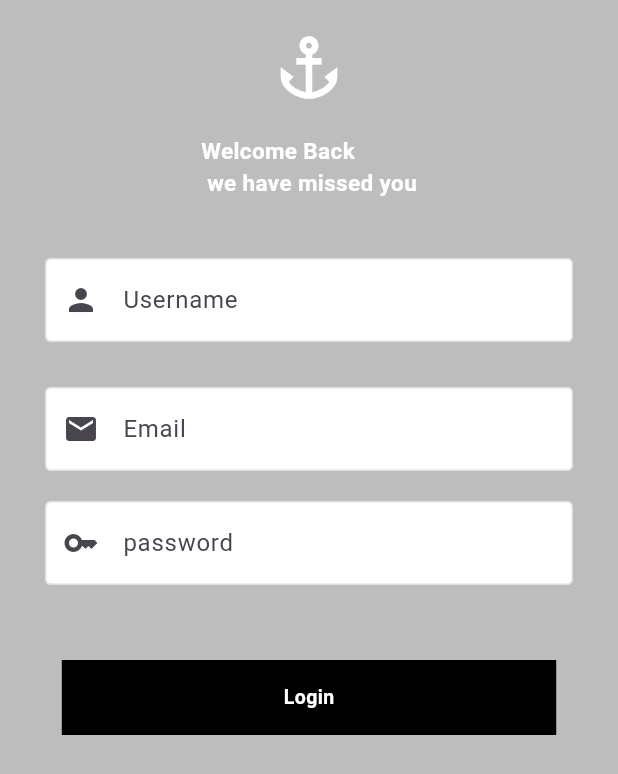
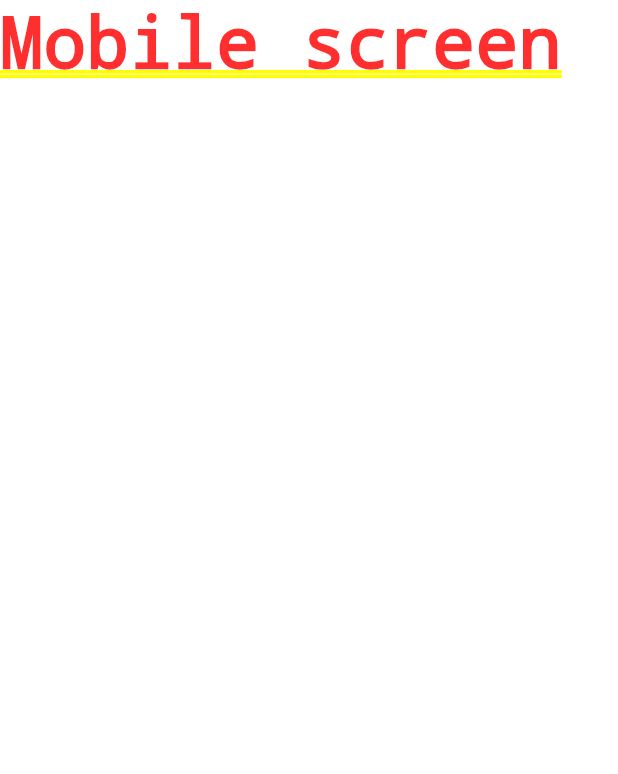
Before and after one commit to jonget-muhabaw/flutter-class, a Flutter app: the screen it shows after launch, on a phone screen of 412 x 824 dp. Shown: the top 774 px of the screen. Run offline on Flutter 3.47's test engine with Material 3 defaults, Android fonts, the phone set to English and light mode, and no system bars; missing offline and left inert: expressions.

Commit message:
feat: responsive design

```diff
--- a/lib/components/screens/calculator_screen.dart
+++ b/lib/components/screens/calculator_screen.dart
@@ -1,5 +1,3 @@
-import 'dart:ffi';
-
 import 'package:flutter/material.dart';
 import 'package:expressions/expressions.dart';
 
@@ -35,7 +33,7 @@ class _CalculatorScreenState extends State<CalculatorScreen> {
 
   String _calculate(String input) {
     var exp = Expression.parse(input);
-    var evaluator = ExpressionEvaluator();
+    var evaluator = const ExpressionEvaluator();
     // var context = {};
     var result = evaluator.eval(exp, {});
     return result;
--- /dev/null
+++ b/lib/components/screens/home.dart
@@ -0,0 +1,17 @@
+import 'package:class_one/responsive/desktop_body.dart';
+import 'package:class_one/responsive/responsive_layout.dart';
+import 'package:flutter/material.dart';
+
+class HomeScreen extends StatelessWidget {
+  const HomeScreen({
+    super.key,
+  });
+
+  @override
+  Widget build(BuildContext context) {
+    return const ResponsiveLayout(
+      desktopBody: DesktopBody(),
+      mobileBody: Text("Mobile screen"),
+    );
+  }
+}
--- a/lib/components/screens/layout.dart
+++ b/lib/components/screens/layout.dart
@@ -1,7 +1,7 @@
 import 'package:flutter/material.dart';
 
 class LayoutView extends StatelessWidget {
-  LayoutView({super.key});
+  const LayoutView({super.key});
 
   @override
   Widget build(BuildContext context) {
--- a/lib/components/screens/login_screen.dart
+++ b/lib/components/screens/login_screen.dart
@@ -1,3 +1,4 @@
+import 'package:class_one/components/screens/my_button.dart';
 import 'package:class_one/components/screens/my_form.dart';
 import 'package:flutter/material.dart';
 
@@ -42,30 +43,24 @@ class _LoginScreenState extends State<LoginScreen> {
               ),
               child: Form(
                 key: _formKey,
-                child: Column(
+                child: const Column(
                   children: [
-                    const SizedBox(
+                    SizedBox(
                       height: 20,
                     ),
                     MyForm(
-                      icon: const Icon(Icons.person),
-                      hintTex: "Username",
+                      hintTex: "Enter name",
+                      icon: Icon(Icons.person),
                       obscureTex: false,
                     ),
-                    const SizedBox(
-                      height: 30,
+                    SizedBox(
+                      height: 10,
                     ),
                     MyForm(
-                        icon: const Icon(Icons.email),
-                        hintTex: "Email",
-                        obscureTex: false),
-                    const SizedBox(
-                      height: 20,
+                      hintTex: "Enter Email",
+                      icon: Icon(Icons.email),
+                      obscureTex: false,
                     ),
-                    MyForm(
-                        icon: const Icon(Icons.key),
-                        hintTex: "password",
-                        obscureTex: true)
                   ],
                 ),
               ),
@@ -76,24 +71,23 @@ class _LoginScreenState extends State<LoginScreen> {
             GestureDetector(
                 onTap: () {
                   if (_formKey.currentState!.validate()) {
-                  Navigator.pushNamed(context, '/home');
+                    Navigator.pushNamed(context, "/home");
                   }
                 },
                 child: Container(
                   color: Colors.black,
-                height: 50,
-                width: MediaQuery.of(context).size.width * 0.8,
+                  height: MediaQuery.of(context).size.height * 0.06,
+                  width: MediaQuery.of(context).size.width * 0.85,
                   child: const Center(
                     child: Text(
                       "Login",
                       style: TextStyle(
                           color: Colors.white,
-                        fontSize: 13,
+                          fontSize: 14,
                           fontWeight: FontWeight.bold),
                     ),
                   ),
-              ),
-            )
+                ))
           ],
         ),
       ),
--- a/lib/components/screens/my_form.dart
+++ b/lib/components/screens/my_form.dart
@@ -4,7 +4,7 @@ class MyForm extends StatelessWidget {
   final String hintTex;
   final bool obscureTex;
   final Widget icon;
-  MyForm({super.key, required this.hintTex, required this.obscureTex, required this.icon});
+  const MyForm({super.key, required this.hintTex, required this.obscureTex, required this.icon});
 
   @override
   Widget build(BuildContext context) {
--- /dev/null
+++ b/lib/components/screens/responsive/responsive_layout.dart
@@ -0,0 +1,19 @@
+import 'package:flutter/material.dart';
+
+class ResponsiveLayout extends StatelessWidget {
+  final Widget desktopBody;
+  final Widget mobileBody;
+  const ResponsiveLayout(
+      {super.key, required this.desktopBody, required this.mobileBody});
+
+  @override
+  Widget build(BuildContext context) {
+    return LayoutBuilder(builder: (context, constraints) {
+      if (constraints.maxWidth < 600) {
+        return mobileBody;
+      } else {
+        return desktopBody;
+      }
+    });
+  }
+}
--- a/lib/main.dart
+++ b/lib/main.dart
@@ -1,23 +1,23 @@
 import 'package:class_one/components/screens/calculator_screen.dart';
+import 'package:class_one/components/screens/home.dart';
+import 'package:class_one/components/screens/home_screen.dart';
 import 'package:class_one/components/screens/login_screen.dart';
 import 'package:flutter/material.dart';
 
 void main() {
-  runApp(MyApp());
-  Map route = {"name": "Alex", "age": 25};
+  runApp(const MyApp());
 }
 
 class MyApp extends StatelessWidget {
-  MyApp({super.key});
+  const MyApp({super.key});
 
   @override
   Widget build(BuildContext context) {
     return MaterialApp(
       initialRoute: '/',
       routes: {
-        '/': (context) => LoginScreen(),
-        '/home': (context) => CalculatorScreen(),
-
+        '/': (context) => const HomeScreen(),
+        '/home': (context) => const CalculatorScreen(),
       },
       debugShowCheckedModeBanner: false,
     );
--- /dev/null
+++ b/lib/responsive/dimensions.dart
@@ -0,0 +1,3 @@
+// set the common device dimensions here for mobile/tablet/desktop;
+
+const mobileWidth = 600;
--- /dev/null
+++ b/lib/responsive/responsive_layout.dart
@@ -0,0 +1,19 @@
+import 'package:flutter/material.dart';
+
+class ResponsiveLayout extends StatelessWidget {
+  final Widget mobileBody;
+  final Widget desktopBody;
+  const ResponsiveLayout(
+      {super.key, required this.desktopBody, required this.mobileBody});
+
+  @override
+  Widget build(BuildContext context) {
+    return LayoutBuilder(builder: (contex, constraints) {
+      if (constraints.maxWidth < 600) {
+        return mobileBody;
+      } else {
+        return desktopBody;
+      }
+    });
+  }
+}
```
Also changed, not shown: lib/components/screens/desktop_body.dart (added, +56 -0 lines), lib/components/screens/grid_screen.dart (+6 -1 lines), lib/components/screens/home_screen.dart (added, +21 -0 lines), lib/components/screens/listview_screen.dart (added, +40 -0 lines), lib/components/screens/my_button.dart (added, +20 -0 lines), lib/components/screens/my_circle.dart (added, +27 -0 lines), lib/components/screens/my_products.dart (added, +28 -0 lines), lib/components/screens/my_square.dart (added, +24 -0 lines), lib/responsive/desktop_body.dart (added, +55 -0 lines), lib/responsive/mobile_body.dart (added, +45 -0 lines). Lines whose indentation alone changed are shown as unchanged.
